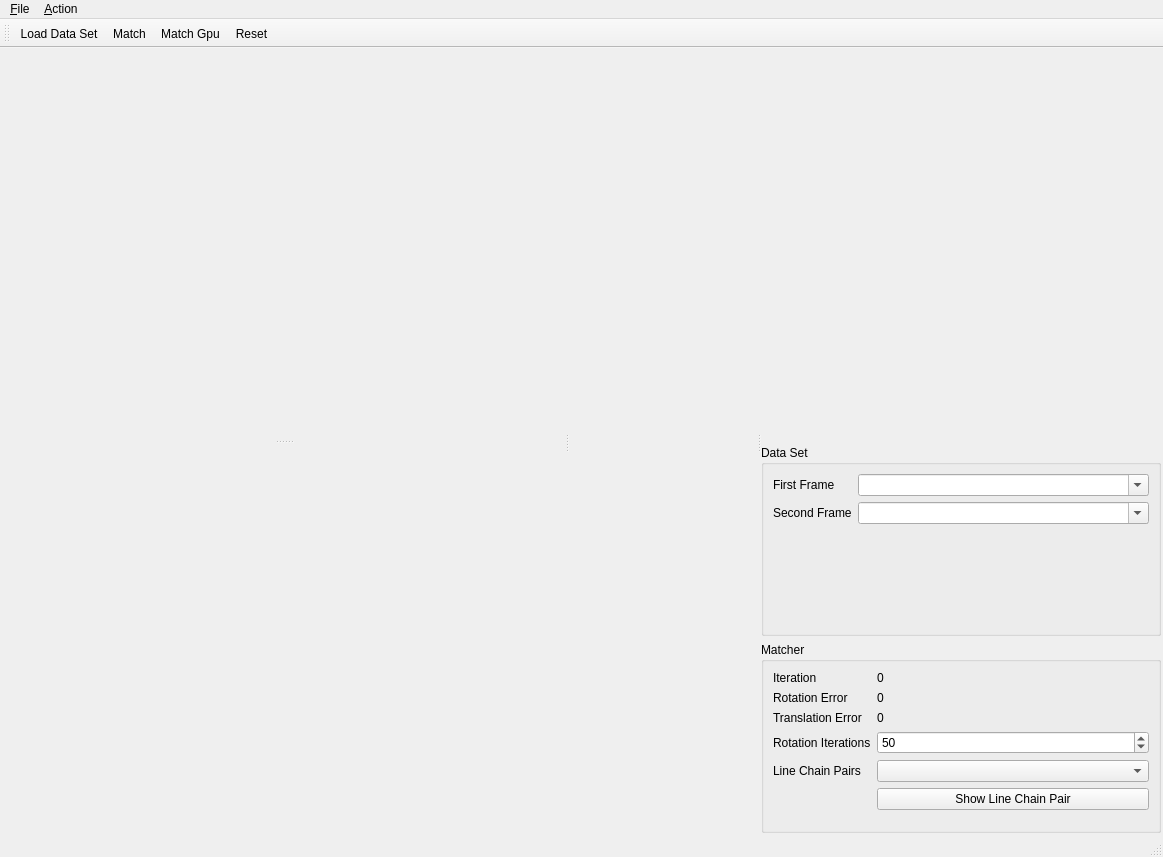
This is src/ui/ToolWindowLineMatcher.ui in oneminute/RecFLS as Qt 5 draws it before an edit. The edited form follows.
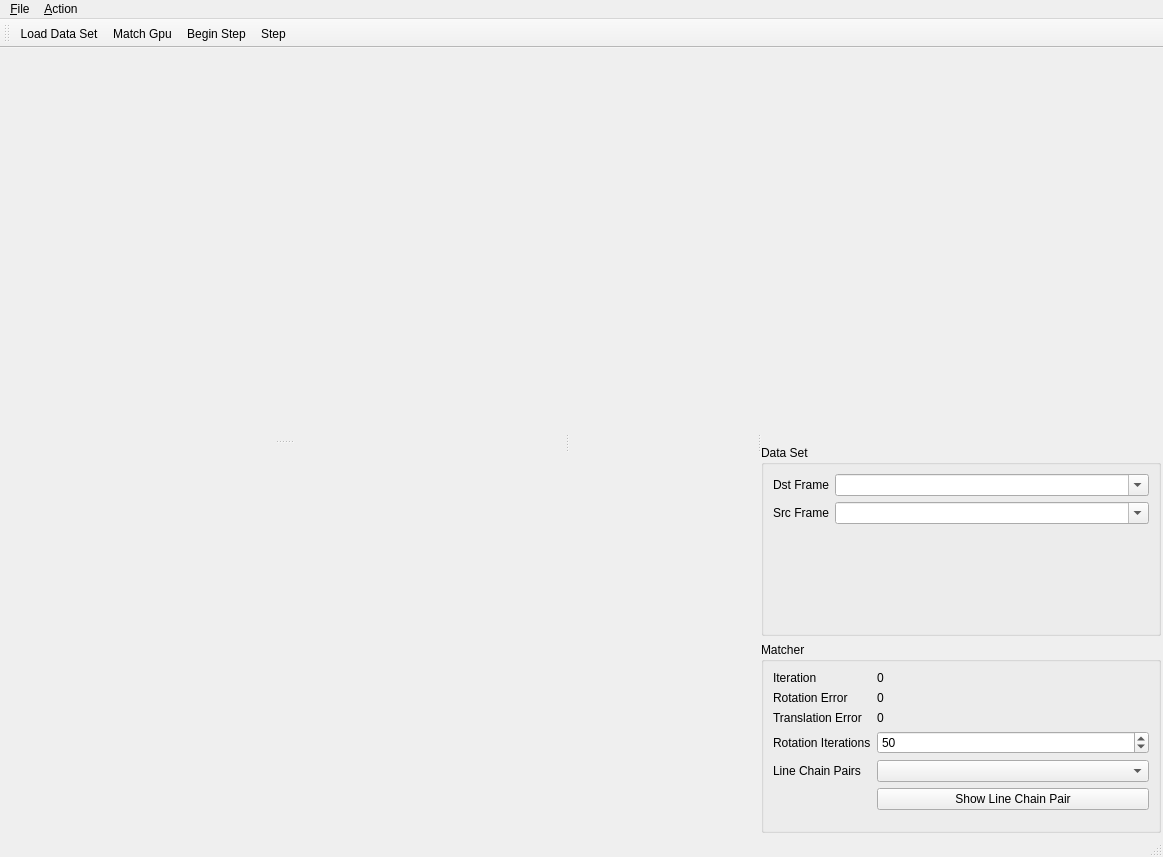
This is the edited form. Custom widgets are drawn as their Qt base class.

Diff of the .ui file:
```diff
--- a/src/ui/ToolWindowLineMatcher.ui
+++ b/src/ui/ToolWindowLineMatcher.ui
@@ -141,7 +141,7 @@
            <item row="0" column="0">
             <widget class="QLabel" name="label">
              <property name="text">
-              <string>First Frame</string>
+              <string>Dst Frame</string>
              </property>
             </widget>
            </item>
@@ -155,7 +155,7 @@
            <item row="1" column="0">
             <widget class="QLabel" name="label_2">
              <property name="text">
-              <string>Second Frame</string>
+              <string>Src Frame</string>
              </property>
             </widget>
            </item>
@@ -296,9 +296,9 @@
     <bool>false</bool>
    </attribute>
    <addaction name="actionLoad_Data_Set"/>
-   <addaction name="actionMatch"/>
    <addaction name="actionMatch_Gpu"/>
-   <addaction name="actionReset"/>
+   <addaction name="actionBegin_Step"/>
+   <addaction name="actionStep"/>
   </widget>
   <action name="actionLoad_Data_Set">
    <property name="text">
```
Left out of the diff: 4 changed lines with no effect on the pictures.
